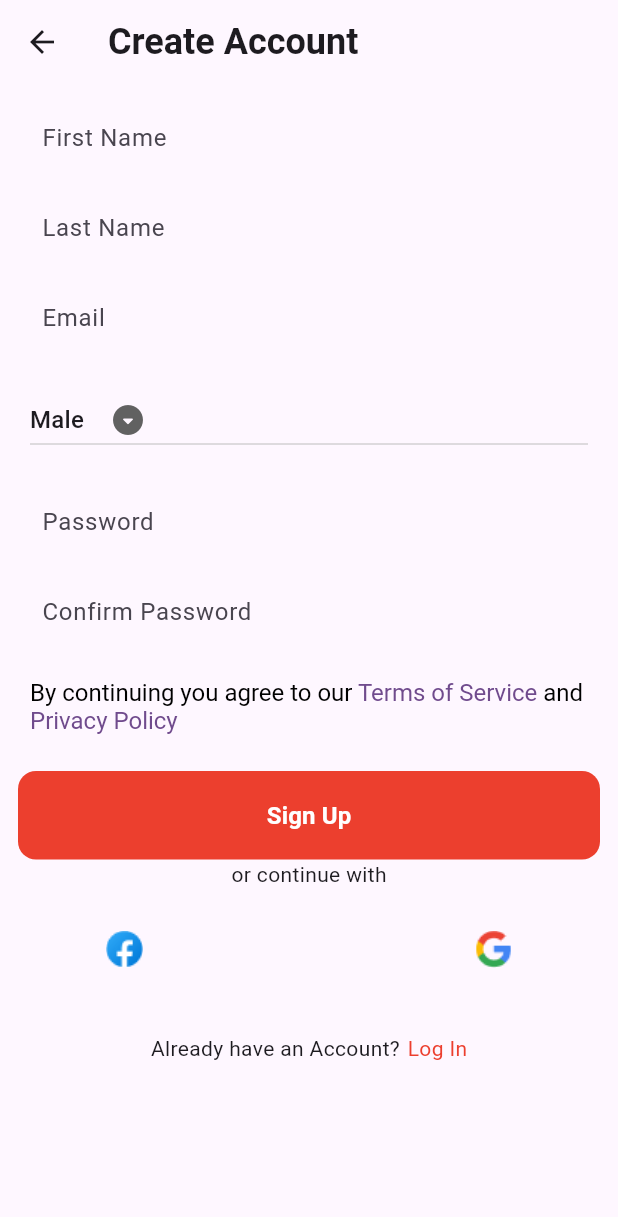
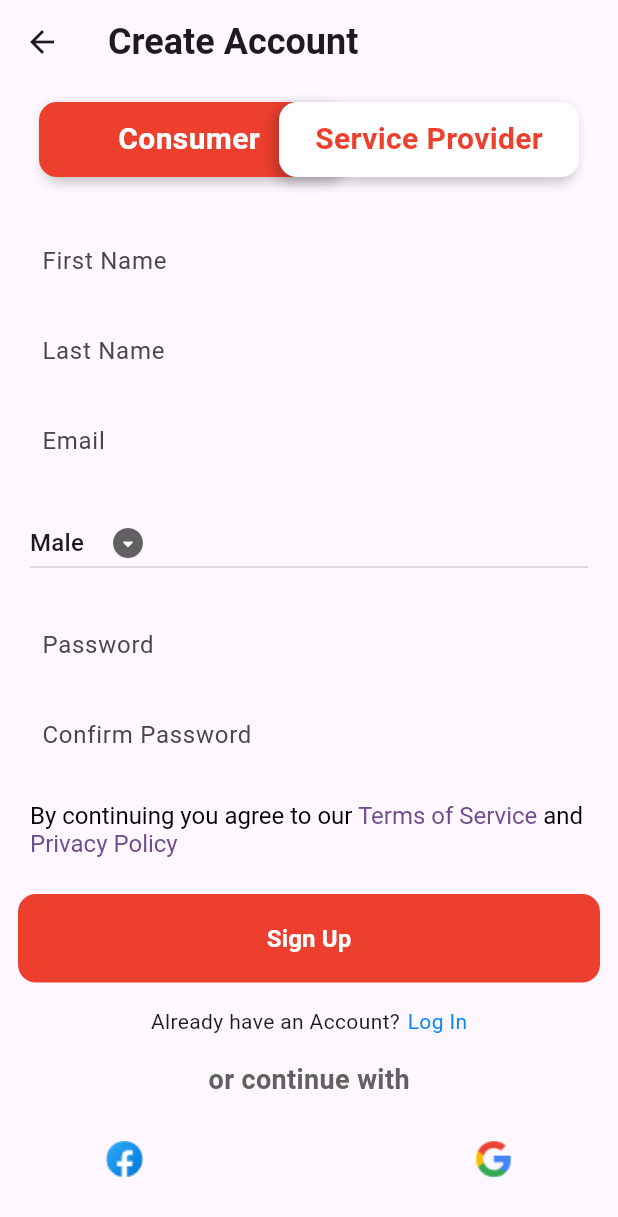
Before and after one commit to ahmedijaz0007/speed-force-test, a Flutter app: the SignUpScreen screen opened by its route, on a phone screen of 412 x 824 dp. Shown: the top 1217 px of the screen. Run offline on Flutter 3.47's test engine with Material 3 defaults, Android fonts, the phone set to English and light mode, and no system bars; our stand-ins replace dio.

Commit message:
sign Up completed

```diff
--- a/lib/constants/app_constants.dart
+++ b/lib/constants/app_constants.dart
@@ -9,5 +9,5 @@ abstract class  AppColors {
   static const Color textFieldBackgroundColor = Color(0x00FAFAFA);
   static const Color primaryColor =  Color(0xFFEC3F2E);
   static const Color accentColor = Color(0xffffffff);
-
+  static const Color secondaryColor = Color(0xff0A84FF);
 }
--- a/lib/screens/sign_up_screen.dart
+++ b/lib/screens/sign_up_screen.dart
@@ -7,6 +7,7 @@ import 'package:speedforcetest/widgets/custom_button.dart';
 import 'package:speedforcetest/widgets/custom_textfield.dart';
 
 import '../constants/app_constants.dart';
+import '../widgets/custom_tab_bar.dart';
 
 class SignUpScreen extends StatefulWidget {
   final List<String> list = ['Male','Female'];
@@ -37,6 +38,8 @@ class _SignUpScreenState extends State<SignUpScreen>{
             padding: const EdgeInsets.all(12.0),
             child: Column(
               children: [
+                TabButtons(firstTabText: 'Consumer', secondTabText: 'Service Provider', onTabSelected: (int value) {  },),
+                SizedBox(height: 32,),
                 CustomTextField(controller: controller, hintText: "First Name"),
                 const SizedBox(height: 12,),
                 CustomTextField(controller: controller, hintText: "Last Name"),
@@ -48,7 +51,6 @@ class _SignUpScreenState extends State<SignUpScreen>{
                   child: SizedBox(
                     width: double.infinity,
                     child: DropdownButton(
-
                       value: dropdownValue,
                       icon: const Icon(Icons.arrow_drop_down_circle_rounded),
                       elevation: 16,
@@ -111,10 +113,23 @@ class _SignUpScreenState extends State<SignUpScreen>{
                     ),
                   ),
                 ),
-                SizedBox(height: 16,),
+                const SizedBox(height: 16,),
                 CustomButton.solid(text: "Sign Up", onPressed: (){}),
-                const Text("or continue with"),
+                const SizedBox(height: 16,),
+                Row(
+                  mainAxisAlignment: MainAxisAlignment.center,
+                  children: [
+                    const Text("Already have an Account?"),
+                    const SizedBox(width: 5,),
+                    GestureDetector(
+                      child:  const Text("Log In",style: TextStyle(color: AppColors.secondaryColor),),
+                    )
+                  ],
+                ),
                 const SizedBox(height: 16),
+                const Text("or continue with",style: TextStyle(color: Color(0xFF616161),fontSize: 18,fontWeight: FontWeight.w600),),
+                const SizedBox(height: 16),
+
                 Row(
                   mainAxisAlignment: MainAxisAlignment.spaceAround,
                   children:
@@ -124,20 +139,7 @@ class _SignUpScreenState extends State<SignUpScreen>{
                     IconButton(onPressed: (){}, icon: const Image(image: AssetImage("assets/images/png/google.png")))
                   ],
                 ),
-                const SizedBox(height: 32),
-                Row(
-                  mainAxisAlignment: MainAxisAlignment.center,
-                  children: [
-                    const Text("Already have an Account?"),
-                    const SizedBox(width: 5,),
-                    GestureDetector(
-                      child:  const Text("Log In",style: TextStyle(color: AppColors.primaryColor),),
-                    )
-                  ],
-                )
-
-
-
+                SizedBox(height: 18,)
               ],
             ),
           ),
--- /dev/null
+++ b/lib/widgets/custom_tab_bar.dart
@@ -0,0 +1,119 @@
+import 'package:flutter/material.dart';
+import 'package:speedforcetest/constants/app_constants.dart';
+
+class TabButtons extends StatefulWidget {
+  final String firstTabText;
+  final String secondTabText;
+  final ValueChanged<int> onTabSelected;
+  final int initialSelectedIndex;
+
+  const TabButtons({
+    Key? key,
+    required this.firstTabText,
+    required this.secondTabText,
+    required this.onTabSelected,
+    this.initialSelectedIndex = 0,
+  }) : super(key: key);
+
+  @override
+  _TabButtonsState createState() => _TabButtonsState();
+}
+
+class _TabButtonsState extends State<TabButtons> {
+  late int selectedIndex;
+
+  @override
+  void initState() {
+    super.initState();
+    selectedIndex = widget.initialSelectedIndex;
+  }
+
+  void handleSelection(int index) {
+    if (index != selectedIndex) {
+      setState(() {
+        selectedIndex = index;
+      });
+      widget.onTabSelected(index);
+    }
+  }
+
+  @override
+  Widget build(BuildContext context) {
+    return Stack(
+      alignment: Alignment.center,
+      children: [
+        // First Tab
+        Transform.translate(
+          offset: Offset( -80,  0),
+          child: _buildTab(
+            text: widget.firstTabText,
+            isSelected: selectedIndex == 0,
+            onTap: () => handleSelection(0), isLeftTab: true,
+          ),
+        ),
+        // Second Tab
+        Transform.translate(
+          offset: Offset(80 , 0),
+          child: _buildTab(
+            text: widget.secondTabText,
+            isSelected: selectedIndex == 1,
+            onTap: () => handleSelection(1), isLeftTab: false,
+          ),
+        ),
+      ],
+    );
+  }
+
+  Widget _buildTab({
+    required String text,
+    required bool isSelected,
+    required VoidCallback onTap,
+    required bool isLeftTab,
+  }) {
+    return GestureDetector(
+      onTap: onTap,
+      child: AnimatedContainer(
+        duration: const Duration(milliseconds: 300),
+        height: 50,
+        width: 200,
+        margin: const EdgeInsets.symmetric(horizontal: 5), // Slight separation
+        decoration: BoxDecoration(
+          color: isSelected ? AppColors.primaryColor : AppColors.accentColor,
+          borderRadius: BorderRadius.circular(12),
+          boxShadow: _getBoxShadows(isLeftTab),
+
+        ),
+        alignment: Alignment.center,
+        child: Text(
+          text,
+          style: TextStyle(
+            fontSize: 20,
+            color: isSelected ? AppColors.accentColor  : AppColors.primaryColor ,
+            fontWeight: FontWeight.bold,
+          ),
+        ),
+      ),
+    );
+  }
+
+  List<BoxShadow> _getBoxShadows(bool isLeftTab) {
+    return [
+      BoxShadow(
+        color: Colors.black.withOpacity(0.2),
+        offset: isLeftTab ? const Offset(3, 3) : const Offset(-3, 3),
+        blurRadius: 5,
+        spreadRadius: 1,
+      ),
+      if (isLeftTab)
+        const BoxShadow(
+          color: Colors.transparent, // No shadow on the right side
+          offset: Offset(-3, 0),
+        ),
+      if (!isLeftTab)
+        const BoxShadow(
+          color: Colors.transparent, // No shadow on the left side
+          offset: Offset(3, 0),
+        ),
+    ];
+  }
+}
```
